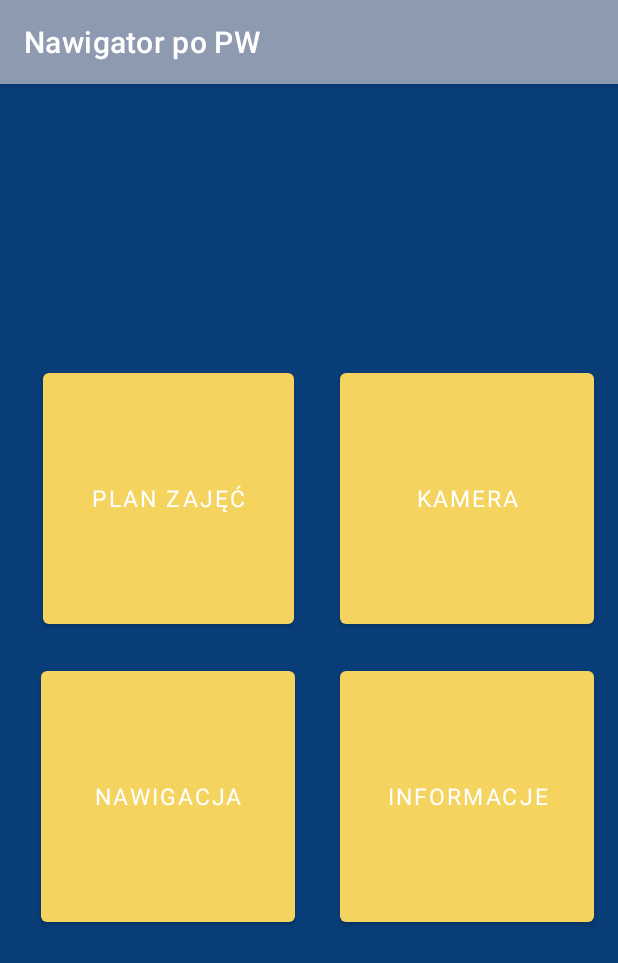
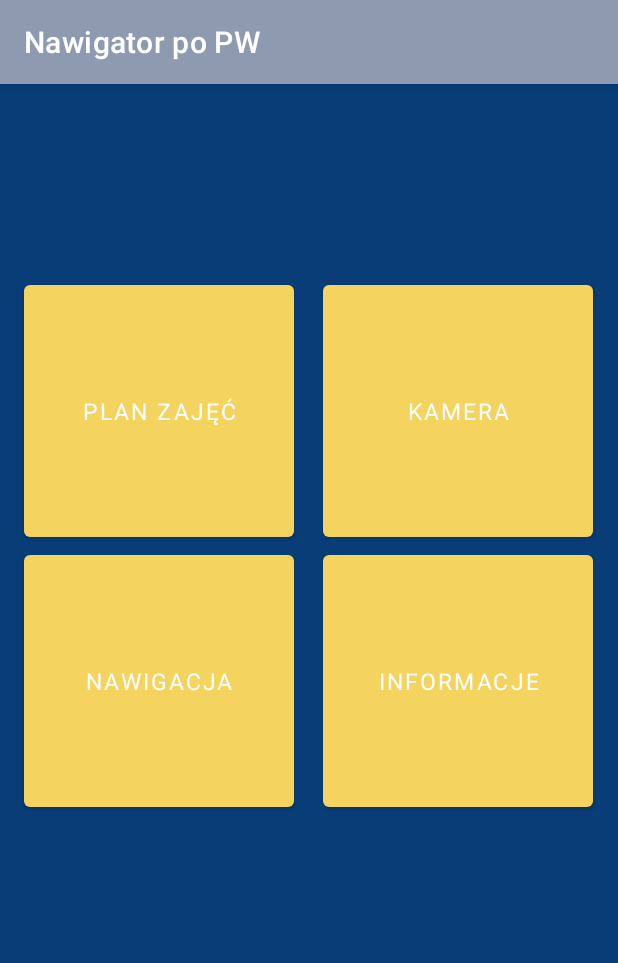
Before and after one commit to PWGuide/PW_Guide_App, an Android app: the screen it shows after launch (MenuActivity), on a phone screen of 412 x 824 dp. Shown: the top 963 px of the screen. Run offline under Robolectric (Android 15) with nearby library versions, the phone set to English and light mode, and no system bars; Roboto replaces fonts that are not available here.

Commit message:
Poprawienie ekranu menu - odległości między przyciskami

```diff
--- a/app/src/main/res/layout-land/activity_menu.xml
+++ b/app/src/main/res/layout-land/activity_menu.xml
@@ -11,8 +11,8 @@
         android:id="@+id/btn_table"
         android:layout_width="166dp"
         android:layout_height="140dp"
-        android:layout_marginStart="152dp"
-        android:layout_marginLeft="152dp"
+        android:layout_marginStart="195dp"
+        android:layout_marginLeft="195dp"
         android:layout_marginTop="10dp"
         android:fontFamily="@font/alfa_slab_one"
         android:text="@string/timetable"
@@ -26,11 +26,11 @@
         android:id="@+id/btn_camera"
         android:layout_width="166dp"
         android:layout_height="140dp"
-        android:layout_marginStart="35dp"
-        android:layout_marginLeft="35dp"
+        android:layout_marginStart="6dp"
+        android:layout_marginLeft="6dp"
         android:layout_marginTop="10dp"
-        android:layout_marginEnd="170dp"
-        android:layout_marginRight="170dp"
+        android:layout_marginEnd="189dp"
+        android:layout_marginRight="189dp"
         android:fontFamily="@font/alfa_slab_one"
         android:text="@string/kamera"
         android:textColor="@color/button_text"
@@ -45,9 +45,9 @@
         android:id="@+id/btn_navig"
         android:layout_width="166dp"
         android:layout_height="140dp"
-        android:layout_marginStart="152dp"
-        android:layout_marginLeft="152dp"
-        android:layout_marginTop="10dp"
+        android:layout_marginStart="195dp"
+        android:layout_marginLeft="195dp"
+        android:layout_marginTop="4dp"
         android:layout_marginBottom="22dp"
         android:fontFamily="@font/alfa_slab_one"
         android:text="Nawigacja"
@@ -63,11 +63,11 @@
         android:id="@+id/btn_info"
         android:layout_width="166dp"
         android:layout_height="140dp"
-        android:layout_marginStart="35dp"
-        android:layout_marginLeft="35dp"
-        android:layout_marginTop="10dp"
-        android:layout_marginEnd="170dp"
-        android:layout_marginRight="170dp"
+        android:layout_marginStart="6dp"
+        android:layout_marginLeft="6dp"
+        android:layout_marginTop="4dp"
+        android:layout_marginEnd="189dp"
+        android:layout_marginRight="189dp"
         android:layout_marginBottom="22dp"
         android:fontFamily="@font/alfa_slab_one"
         android:text="Informacje"
--- a/app/src/main/res/layout/activity_menu.xml
+++ b/app/src/main/res/layout/activity_menu.xml
@@ -9,84 +9,89 @@
 
     <Button
         android:id="@+id/btn_table"
-        android:layout_width="167dp"
-        android:layout_height="179dp"
-        android:layout_marginStart="10dp"
-        android:layout_marginLeft="10dp"
-        android:layout_marginEnd="20dp"
-        android:layout_marginRight="20dp"
-        android:layout_marginBottom="10dp"
+        android:layout_width="180dp"
+        android:layout_height="180dp"
+        android:layout_marginStart="2dp"
+        android:layout_marginLeft="2dp"
+        android:layout_marginTop="128dp"
+        android:layout_marginEnd="5dp"
+        android:layout_marginRight="5dp"
         android:fontFamily="@font/alfa_slab_one"
         android:text="@string/timetable"
         android:textColor="@color/button_text"
         android:textSize="15.5sp"
         app:backgroundTint="@color/button"
-        app:layout_constraintBottom_toTopOf="@+id/btn_navig"
-        app:layout_constraintEnd_toEndOf="parent"
-        app:layout_constraintHorizontal_bias="0.088"
+        app:layout_constraintDimensionRatio="H,1:1"
+        app:layout_constraintEnd_toStartOf="@+id/guideline"
+        app:layout_constraintHorizontal_bias="0.736"
         app:layout_constraintStart_toStartOf="parent"
-        app:layout_constraintTop_toTopOf="parent"
-        app:layout_constraintVertical_bias="0.953" />
+        app:layout_constraintTop_toTopOf="parent" />
 
     <Button
         android:id="@+id/btn_camera"
-        android:layout_width="169dp"
-        android:layout_height="179dp"
-        android:layout_marginStart="20dp"
-        android:layout_marginLeft="20dp"
-        android:layout_marginEnd="16dp"
-        android:layout_marginRight="16dp"
-        android:layout_marginBottom="10dp"
+        android:layout_width="180dp"
+        android:layout_height="180dp"
+        android:layout_marginStart="5dp"
+        android:layout_marginLeft="5dp"
+        android:layout_marginTop="128dp"
+        android:layout_marginEnd="2dp"
+        android:layout_marginRight="2dp"
         android:fontFamily="@font/alfa_slab_one"
         android:text="@string/kamera"
         android:textColor="@color/button_text"
         android:textSize="15.5sp"
         app:backgroundTint="@color/button"
-        app:layout_constraintBottom_toTopOf="@+id/btn_info"
+        app:layout_constraintDimensionRatio="W,1:1"
         app:layout_constraintEnd_toEndOf="parent"
-        app:layout_constraintHorizontal_bias="1.0"
-        app:layout_constraintStart_toEndOf="@+id/btn_table"
-        app:layout_constraintTop_toTopOf="parent"
-        app:layout_constraintVertical_bias="0.953" />
+        app:layout_constraintHorizontal_bias="0.222"
+        app:layout_constraintStart_toEndOf="@+id/guideline"
+        app:layout_constraintTop_toTopOf="parent" />
 
     <Button
         android:id="@+id/btn_navig"
-        android:layout_width="169dp"
-        android:layout_height="179dp"
-        android:layout_marginStart="10dp"
-        android:layout_marginLeft="10dp"
-        android:layout_marginEnd="20dp"
-        android:layout_marginRight="20dp"
+        android:layout_width="180dp"
+        android:layout_height="180dp"
+        android:layout_marginStart="2dp"
+        android:layout_marginLeft="2dp"
+        android:layout_marginEnd="5dp"
+        android:layout_marginRight="5dp"
         android:fontFamily="@font/alfa_slab_one"
         android:text="@string/navigation"
         android:textColor="@color/button_text"
         android:textSize="15.5sp"
+
         app:backgroundTint="@color/button"
-        app:layout_constraintBottom_toBottomOf="parent"
-        app:layout_constraintEnd_toEndOf="parent"
-        app:layout_constraintHorizontal_bias="0.08"
+        app:layout_constraintDimensionRatio="W,1:1"
+        app:layout_constraintEnd_toStartOf="@+id/guideline"
+        app:layout_constraintHorizontal_bias="0.736"
         app:layout_constraintStart_toStartOf="parent"
-        app:layout_constraintTop_toTopOf="parent"
-        app:layout_constraintVertical_bias="0.655" />
+        app:layout_constraintTop_toBottomOf="@+id/btn_table" />
 
     <Button
         android:id="@+id/btn_info"
-        android:layout_width="169dp"
-        android:layout_height="179dp"
-        android:layout_marginStart="20dp"
-        android:layout_marginLeft="20dp"
-        android:layout_marginEnd="16dp"
-        android:layout_marginRight="16dp"
+        android:layout_width="180dp"
+        android:layout_height="180dp"
+        android:layout_marginStart="5dp"
+        android:layout_marginLeft="5dp"
+        android:layout_marginEnd="2dp"
+        android:layout_marginRight="2dp"
         android:fontFamily="@font/alfa_slab_one"
         android:text="@string/info"
         android:textColor="@color/button_text"
         android:textSize="15.5sp"
         app:backgroundTint="@color/button"
-        app:layout_constraintBottom_toBottomOf="parent"
+        app:layout_constraintDimensionRatio="W,1:1"
         app:layout_constraintEnd_toEndOf="parent"
-        app:layout_constraintHorizontal_bias="1.0"
-        app:layout_constraintStart_toEndOf="@+id/btn_navig"
-        app:layout_constraintTop_toTopOf="parent"
-        app:layout_constraintVertical_bias="0.655" />
+        app:layout_constraintHorizontal_bias="0.222"
+        app:layout_constraintStart_toEndOf="@+id/guideline"
+        app:layout_constraintTop_toBottomOf="@+id/btn_camera" />
+
+    <androidx.constraintlayout.widget.Guideline
+        android:id="@+id/guideline"
+        android:layout_width="wrap_content"
+        android:layout_height="wrap_content"
+        android:orientation="vertical"
+        app:layout_constraintGuide_percent="0.5" />
+
 
 </androidx.constraintlayout.widget.ConstraintLayout>
```
